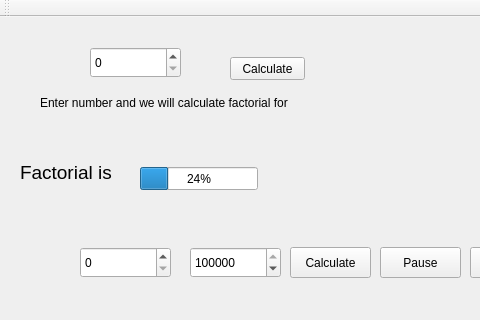
Qt form mainwindow.ui (gaboe/facerat) before a commit; both pictures show x 0 to 480 and y 0 to 320 of the 1107 by 655 pixel window.
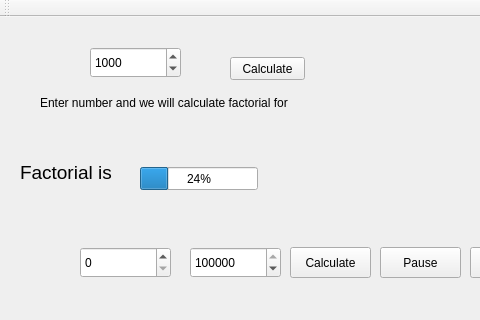
The same form after that commit.

Commit message: improve factroial calculations

What changed in the file:
```diff
--- a/mainwindow.ui
+++ b/mainwindow.ui
@@ -68,7 +68,10 @@
      </rect>
     </property>
     <property name="maximum">
-     <number>256</number>
+     <number>30000</number>
+    </property>
+    <property name="value">
+     <number>1000</number>
     </property>
    </widget>
    <widget class="QSpinBox" name="eraInputUpper">
```
The commit also changes 2 other files.
